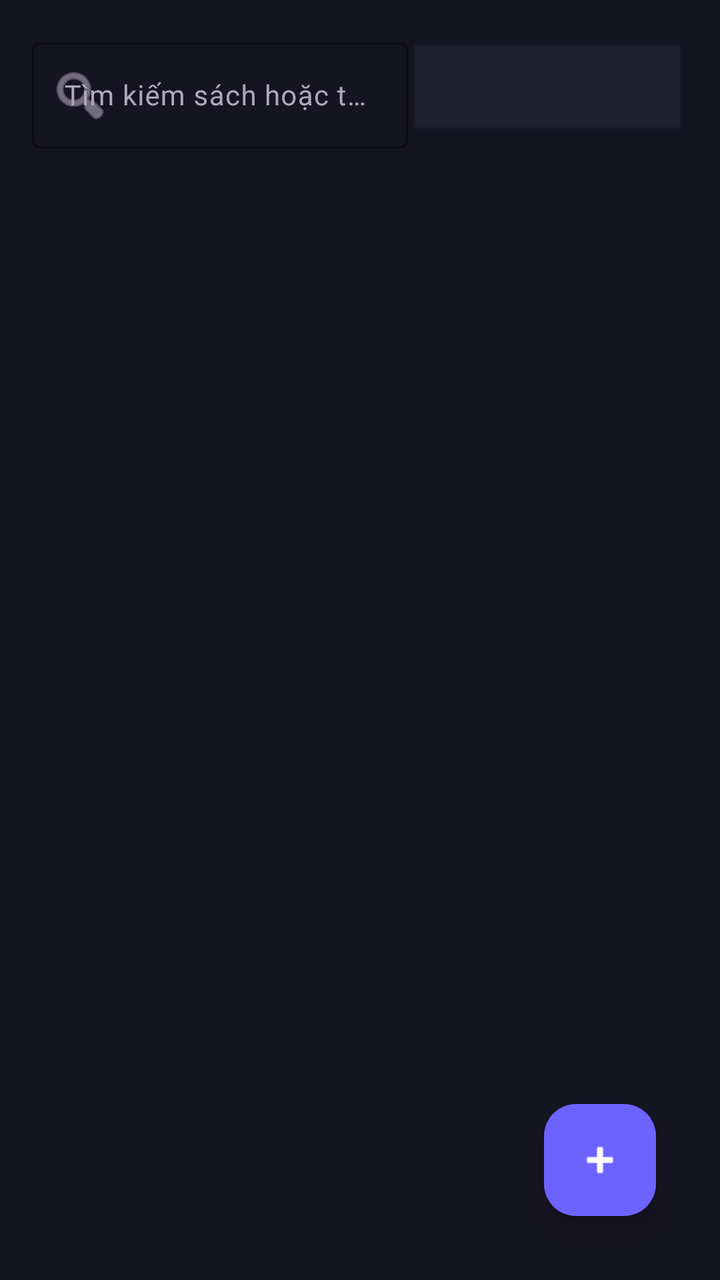
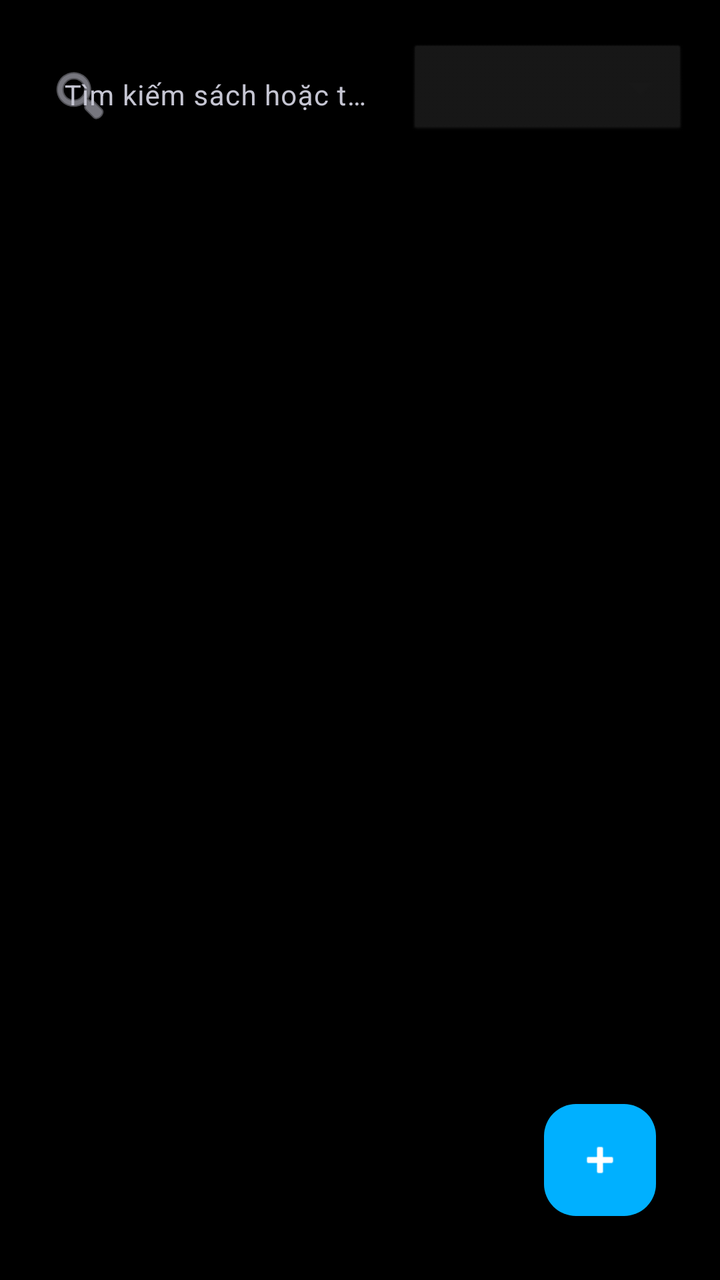

An Android layout rendered at two revisions. The XML below is the earlier revision; the diff shows what the commit changed to produce the second picture.
<!-- AndroidManifest.xml: application theme Theme.QLTV -->
<!-- res/layout/fragment_book_management.xml -->
<?xml version="1.0" encoding="utf-8"?>
<androidx.constraintlayout.widget.ConstraintLayout xmlns:android="http://schemas.android.com/apk/res/android"
    xmlns:app="http://schemas.android.com/apk/res-auto"
    xmlns:tools="http://schemas.android.com/tools"
    android:layout_width="match_parent"
    android:layout_height="match_parent"
    android:background="#151421"
    android:padding="16dp">

    
    <com.google.android.material.textfield.TextInputLayout
        android:id="@+id/searchLayout"
        style="@style/Widget.Material3.TextInputLayout.OutlinedBox"
        android:layout_width="0dp"
        android:layout_height="wrap_content"
        android:hint="Tìm kiếm sách hoặc tác giả..."
        android:textColorHint="#B0A8B9"
        app:boxStrokeColor="#6C63FF"
        app:boxStrokeWidthFocused="2dp"
        app:hintTextColor="#6C63FF"
        app:layout_constraintEnd_toStartOf="@id/spinnerCategory"
        app:layout_constraintStart_toStartOf="parent"
        app:layout_constraintTop_toTopOf="parent"
        app:startIconDrawable="@android:drawable/ic_menu_search"
        app:startIconTint="#B0A8B9">

        <com.google.android.material.textfield.TextInputEditText
            android:id="@+id/editSearch"
            android:layout_width="match_parent"
            android:layout_height="wrap_content"
            android:inputType="text"
            android:textColor="#FFFFFF"
            android:textSize="14sp" />
    </com.google.android.material.textfield.TextInputLayout>

    
    <Spinner
        android:id="@+id/spinnerCategory"
        android:layout_width="140dp"
        android:layout_height="50dp"
        android:layout_marginStart="8dp"
        android:background="@android:drawable/btn_dropdown"
        android:backgroundTint="#212030"
        app:layout_constraintBottom_toBottomOf="@id/searchLayout"
        app:layout_constraintEnd_toEndOf="parent"
        app:layout_constraintTop_toTopOf="@id/searchLayout" />

    
    <androidx.recyclerview.widget.RecyclerView
        android:id="@+id/recyclerViewBooks"
        android:layout_width="match_parent"
        android:layout_height="0dp"
        android:layout_marginTop="12dp"
        app:layout_constraintBottom_toBottomOf="parent"
        app:layout_constraintEnd_toEndOf="parent"
        app:layout_constraintStart_toStartOf="parent"
        app:layout_constraintTop_toBottomOf="@id/searchLayout"
        tools:listitem="@android:layout/simple_list_item_2" />

    
    <TextView
        android:id="@+id/txtEmpty"
        android:layout_width="wrap_content"
        android:layout_height="wrap_content"
        android:text="Không tìm thấy sách nào phù hợp!"
        android:textColor="#B0A8B9"
        android:textSize="15sp"
        android:visibility="gone"
        app:layout_constraintBottom_toBottomOf="parent"
        app:layout_constraintEnd_toEndOf="parent"
        app:layout_constraintStart_toStartOf="parent"
        app:layout_constraintTop_toTopOf="parent" />

    
    <com.google.android.material.floatingactionbutton.FloatingActionButton
        android:id="@+id/fabAddBook"
        android:layout_width="wrap_content"
        android:layout_height="wrap_content"
        android:layout_margin="16dp"
        android:contentDescription="Add book"
        android:src="@android:drawable/ic_input_add"
        app:backgroundTint="#6C63FF"
        app:layout_constraintBottom_toBottomOf="parent"
        app:layout_constraintEnd_toEndOf="parent"
        app:tint="#FFFFFF" />

</androidx.constraintlayout.widget.ConstraintLayout>
<!-- resources referenced by this layout -->
<resources>
  <style name="Theme.QLTV" parent="Base.Theme.QLTV" />
  <style name="Base.Theme.QLTV" parent="Theme.Material3.DayNight.NoActionBar">
          
          
      </style>
</resources>

<!-- the commit's change to res/layout/fragment_book_management.xml (unified diff, before → after) -->
@@ -4,7 +4,7 @@
     xmlns:tools="http://schemas.android.com/tools"
     android:layout_width="match_parent"
     android:layout_height="match_parent"
-    android:background="#151421"
+    android:background="#000000"
     android:padding="16dp">
 
     
@@ -14,15 +14,15 @@
         android:layout_width="0dp"
         android:layout_height="wrap_content"
         android:hint="Tìm kiếm sách hoặc tác giả..."
-        android:textColorHint="#B0A8B9"
-        app:boxStrokeColor="#6C63FF"
+        android:textColorHint="#C5C5D2"
+        app:boxStrokeColor="#FFFFFF"
         app:boxStrokeWidthFocused="2dp"
-        app:hintTextColor="#6C63FF"
+        app:hintTextColor="#FFFFFF"
         app:layout_constraintEnd_toStartOf="@id/spinnerCategory"
         app:layout_constraintStart_toStartOf="parent"
         app:layout_constraintTop_toTopOf="parent"
         app:startIconDrawable="@android:drawable/ic_menu_search"
-        app:startIconTint="#B0A8B9">
+        app:startIconTint="#C5C5D2">
 
         <com.google.android.material.textfield.TextInputEditText
             android:id="@+id/editSearch"
@@ -40,7 +40,7 @@
         android:layout_height="50dp"
         android:layout_marginStart="8dp"
         android:background="@android:drawable/btn_dropdown"
-        android:backgroundTint="#212030"
+        android:backgroundTint="#181818"
         app:layout_constraintBottom_toBottomOf="@id/searchLayout"
         app:layout_constraintEnd_toEndOf="parent"
         app:layout_constraintTop_toTopOf="@id/searchLayout" />
@@ -63,7 +63,7 @@
         android:layout_width="wrap_content"
         android:layout_height="wrap_content"
         android:text="Không tìm thấy sách nào phù hợp!"
-        android:textColor="#B0A8B9"
+        android:textColor="#C5C5D2"
         android:textSize="15sp"
         android:visibility="gone"
         app:layout_constraintBottom_toBottomOf="parent"
@@ -79,7 +79,7 @@
         android:layout_margin="16dp"
         android:contentDescription="Add book"
         android:src="@android:drawable/ic_input_add"
-        app:backgroundTint="#6C63FF"
+        app:backgroundTint="#00B0FF"
         app:layout_constraintBottom_toBottomOf="parent"
         app:layout_constraintEnd_toEndOf="parent"
         app:tint="#FFFFFF" />
